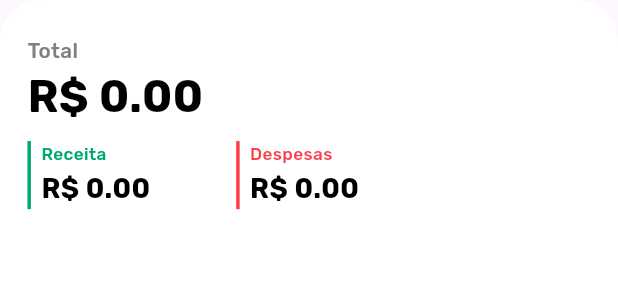
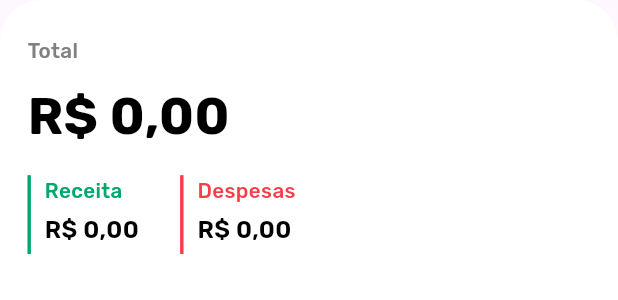
Before and after one commit to marianaoliveira1/Organizamais, a Flutter app: the FinanceSummaryWidget widget shown alone on an empty page, opened directly, on a phone screen of 412 x 824 dp. Shown: the top 300 px of the screen. Run offline on Flutter 3.47's test engine with Material 3 defaults, Android fonts, the phone set to English and light mode, and no system bars; our stand-ins replace cloud_firestore, firebase_auth, firebase_core, fl_chart, flutter_screenutil, get and 3 more; accounts and stored records are empty.

Commit message:
ihul deu certo

```diff
--- a/lib/page/initial/widget/finance_summary.dart
+++ b/lib/page/initial/widget/finance_summary.dart
@@ -1,6 +1,8 @@
 import 'package:flutter/material.dart';
 import 'package:flutter_screenutil/flutter_screenutil.dart';
 import 'package:get/get.dart';
+import 'package:intl/intl.dart';
+
 import 'package:organizamais/controller/transaction_controller.dart';
 import 'package:organizamais/model/transaction_model.dart';
 import 'package:organizamais/utils/color.dart';
@@ -12,9 +14,16 @@ class FinanceSummaryWidget extends StatelessWidget {
   Widget build(BuildContext context) {
     final TransactionController transactionController = Get.put(TransactionController());
 
+    final NumberFormat formatter = NumberFormat.currency(
+      locale: "pt_BR",
+      symbol: "R\$",
+    );
+
     return Obx(() {
       double totalReceita = transactionController.transaction.where((t) => t.type == TransactionType.receita).fold(0, (sum, t) => sum + double.parse(t.value));
+
       double totalDespesas = transactionController.transaction.where((t) => t.type == TransactionType.despesa).fold(0, (sum, t) => sum + double.parse(t.value));
+
       double total = totalReceita - totalDespesas;
 
       return Container(
@@ -28,30 +37,38 @@ class FinanceSummaryWidget extends StatelessWidget {
         ),
         child: Column(
           crossAxisAlignment: CrossAxisAlignment.start,
-          mainAxisAlignment: MainAxisAlignment.start,
           children: [
             Text(
               "Total",
               style: TextStyle(
+                fontSize: 12.sp,
                 color: DefaultColors.grey,
-                fontSize: 12.sp,
                 fontWeight: FontWeight.w500,
               ),
             ),
+            SizedBox(height: 8.h),
             Text(
-              "R\$ ${total.toStringAsFixed(2)}",
+              formatter.format(total),
               style: TextStyle(
+                fontSize: 30.sp,
+                fontWeight: FontWeight.bold,
                 color: DefaultColors.black,
-                fontSize: 26.sp,
-                fontWeight: FontWeight.bold,
               ),
             ),
-            SizedBox(height: 6.h),
+            SizedBox(height: 12.h),
             Row(
               children: [
-                _buildCategory("Receita", "R\$ ${totalReceita.toStringAsFixed(2)}", DefaultColors.green),
-                SizedBox(width: 50.w),
-                _buildCategory("Despesas", "R\$ ${totalDespesas.toStringAsFixed(2)}", DefaultColors.red),
+                _buildCategory(
+                  "Receita",
+                  formatter.format(totalReceita), // <-- formatter
+                  DefaultColors.green,
+                ),
+                SizedBox(width: 24.w),
+                _buildCategory(
+                  "Despesas",
+                  formatter.format(totalDespesas), // <-- formatter
+                  DefaultColors.red,
+                ),
               ],
             ),
           ],
@@ -62,32 +79,36 @@ class FinanceSummaryWidget extends StatelessWidget {
 
   Widget _buildCategory(String title, String value, Color color) {
     return Row(
-      crossAxisAlignment: CrossAxisAlignment.center,
+      crossAxisAlignment: CrossAxisAlignment.start,
       children: [
+        // Barrinha colorida à esquerda
         Container(
-          height: 38.h,
+          height: 44.h,
           width: 2.w,
           color: color,
         ),
-        SizedBox(width: 6.w),
+        SizedBox(width: 8.w),
+        // Título e valor
         Column(
           crossAxisAlignment: CrossAxisAlignment.start,
           children: [
+            // Título da categoria
             Text(
               title,
               style: TextStyle(
-                fontSize: 10.sp,
+                fontSize: 12.sp,
                 color: color,
                 fontWeight: FontWeight.w500,
               ),
             ),
-            SizedBox(height: 2.h),
+            SizedBox(height: 4.h),
+            // Valor da categoria
             Text(
               value,
               style: TextStyle(
-                fontSize: 16.sp,
-                fontWeight: FontWeight.bold,
-                color: Colors.black,
+                fontSize: 14.sp,
+                fontWeight: FontWeight.w600,
+                color: DefaultColors.black,
               ),
             ),
           ],
```
